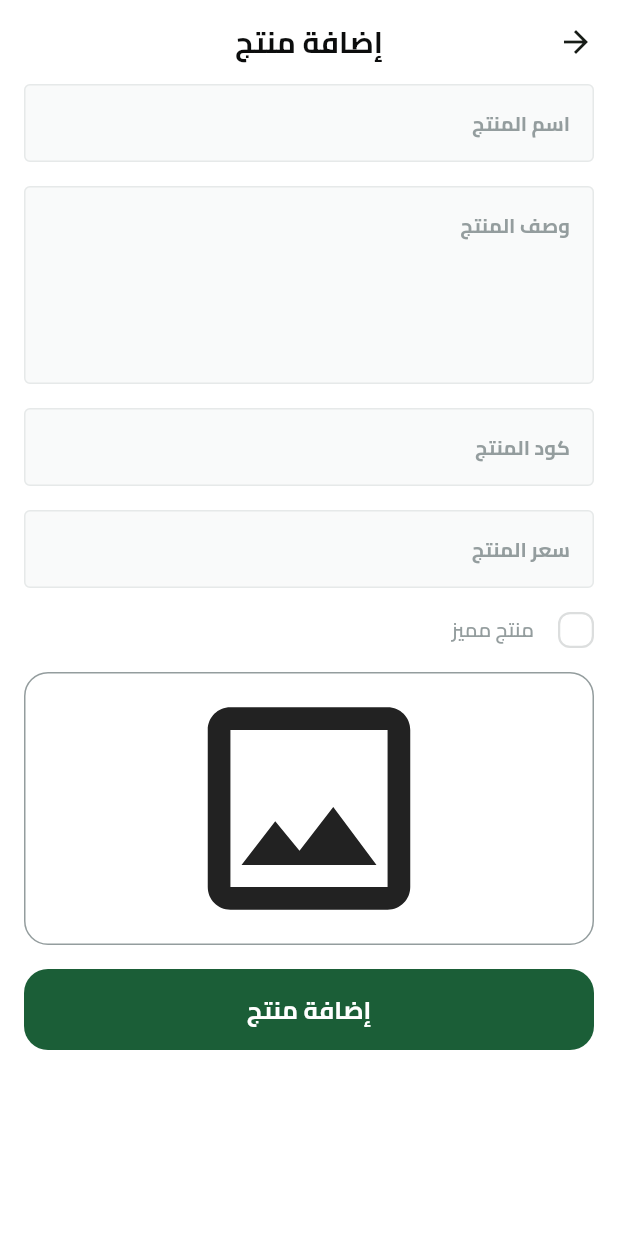
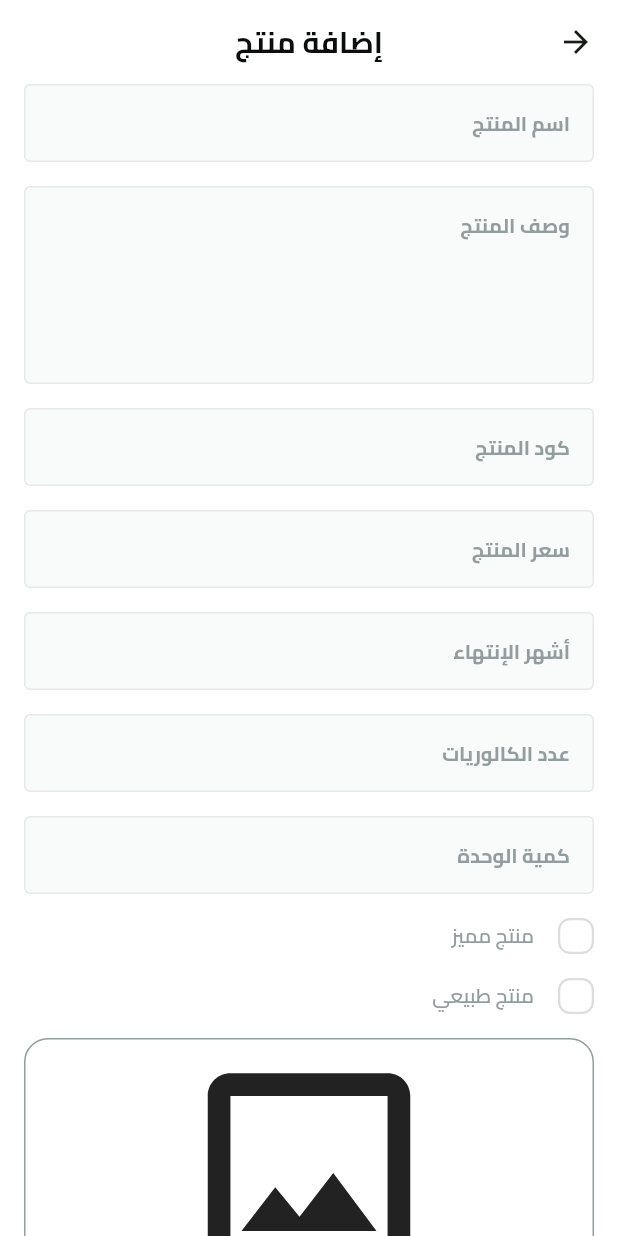
Before and after one commit to Kerofarah21/fruits_hub_dashboard, a Flutter app: the AddProductView screen opened by its route, on a phone screen of 412 x 824 dp. Run offline on Flutter 3.47's test engine with Material 3 defaults, Android fonts, the phone set to English and light mode, and no system bars; drawn by our look-alikes of modal_progress_hud_nsn, skeletonizer; our stand-ins replace cloud_firestore, dartz, firebase_core, firebase_storage, flutter_bloc, get_it and 1 more; accounts and stored records are empty; generated files the repository leaves out were written again.

Commit message:
finish product model

```diff
--- a/lib/features/add_product/data/entities/product_entity.dart
+++ b/lib/features/add_product/data/entities/product_entity.dart
@@ -1,4 +1,6 @@
 import 'dart:io';
+
+import 'review_entity.dart';
 
 class ProductEntity {
   final String name;
@@ -8,6 +10,13 @@ class ProductEntity {
   String? imagePath;
   final File image;
   final bool isFeatured;
+  final int expirationMonths;
+  final bool isOrganic;
+  final int numOfCalories;
+  final int unitAmount;
+  final num avgRating = 0;
+  final num ratingCount = 0;
+  final List<ReviewEntity> reviews;
 
   ProductEntity({
     required this.name,
@@ -17,5 +26,10 @@ class ProductEntity {
     this.imagePath,
     required this.image,
     required this.isFeatured,
+    required this.expirationMonths,
+    required this.isOrganic,
+    required this.numOfCalories,
+    required this.unitAmount,
+    required this.reviews,
   });
 }
--- /dev/null
+++ b/lib/features/add_product/data/entities/review_entity.dart
@@ -0,0 +1,15 @@
+class ReviewEntity {
+  final String name;
+  final String image;
+  final num rating;
+  final String date;
+  final String description;
+
+  ReviewEntity({
+    required this.name,
+    required this.image,
+    required this.rating,
+    required this.date,
+    required this.description,
+  });
+}
--- a/lib/features/add_product/presentation/views/widgets/add_product_view_body.dart
+++ b/lib/features/add_product/presentation/views/widgets/add_product_view_body.dart
@@ -11,6 +11,7 @@ import '../../../data/entities/product_entity.dart';
 import '../../cubits/add_product_cubit/add_product_cubit.dart';
 import 'image_field.dart';
 import 'is_featured.dart';
+import 'is_organic.dart';
 
 class AddProductViewBody extends StatefulWidget {
   const AddProductViewBody({super.key});
@@ -27,10 +28,15 @@ class _AddProductViewBodyState extends State<AddProductViewBody> {
       TextEditingController();
   final TextEditingController productCodeController = TextEditingController();
   final TextEditingController productPriceController = TextEditingController();
+  final TextEditingController expirationMonthsController =
+      TextEditingController();
+  final TextEditingController numOfCaloriesController = TextEditingController();
+  final TextEditingController unitAmountController = TextEditingController();
 
   AutovalidateMode autovalidateMode = AutovalidateMode.disabled;
 
   bool isFeatured = false;
+  bool isOrganic = false;
   File? image;
 
   @override
@@ -67,11 +73,34 @@ class _AddProductViewBodyState extends State<AddProductViewBody> {
                 hint: S.of(context).product_price,
                 keyboardType: TextInputType.number,
                 controller: productPriceController,
+                textInputAction: TextInputAction.next,
+              ),
+              CustomTextFormField(
+                hint: S.of(context).expiration_months,
+                keyboardType: TextInputType.number,
+                controller: expirationMonthsController,
+                textInputAction: TextInputAction.next,
+              ),
+              CustomTextFormField(
+                hint: S.of(context).num_of_calories,
+                keyboardType: TextInputType.number,
+                controller: numOfCaloriesController,
+                textInputAction: TextInputAction.next,
+              ),
+              CustomTextFormField(
+                hint: S.of(context).unit_amount,
+                keyboardType: TextInputType.number,
+                controller: unitAmountController,
                 textInputAction: TextInputAction.done,
               ),
               IsFeatured(
                 onChanged: (value) {
                   isFeatured = value;
+                },
+              ),
+              IsOrganic(
+                onChanged: (value) {
+                  isOrganic = value;
                 },
               ),
               ImageField(
@@ -91,6 +120,12 @@ class _AddProductViewBodyState extends State<AddProductViewBody> {
                         code: productCodeController.text,
                         price: productPriceController.text,
                         isFeatured: isFeatured,
+                        expirationMonths:
+                            int.parse(expirationMonthsController.text),
+                        numOfCalories: int.parse(numOfCaloriesController.text),
+                        unitAmount: int.parse(unitAmountController.text),
+                        isOrganic: isOrganic,
+                        reviews: [],
                       );
                       context.read<AddProductCubit>().addProduct(productEntity);
                     } else {
--- /dev/null
+++ b/lib/features/add_product/presentation/views/widgets/is_organic.dart
@@ -0,0 +1,50 @@
+import 'package:flutter/material.dart';
+
+import '../../../../../core/utils/app_colors.dart';
+import '../../../../../core/utils/app_text_styles.dart';
+import '../../../../../generated/l10n.dart';
+import 'custom_check_box.dart';
+
+class IsOrganic extends StatefulWidget {
+  const IsOrganic({
+    super.key,
+    required this.onChanged,
+  });
+
+  final ValueChanged<bool> onChanged;
+
+  @override
+  State<IsOrganic> createState() => _IsOrganicState();
+}
+
+class _IsOrganicState extends State<IsOrganic> {
+  bool isOrganic = false;
+
+  @override
+  Widget build(BuildContext context) {
+    return Row(
+      children: [
+        CustomCheckBox(
+          isChecked: isOrganic,
+          onChanged: (value) => setState(() {
+            isOrganic = value;
+            widget.onChanged(value);
+          }),
+        ),
+        const SizedBox(
+          width: 16,
+        ),
+        Flexible(
+          child: Text(
+            S.of(context).is_organic_product,
+            style: AppTextStyles.styleSemiBold(
+              context,
+              AppColors.grayScale400,
+              13,
+            ),
+          ),
+        ),
+      ],
+    );
+  }
+}
--- a/lib/l10n/intl_ar.arb
+++ b/lib/l10n/intl_ar.arb
@@ -8,5 +8,9 @@
     "product_price": "سعر المنتج",
     "is_featured_item": "منتج مميز",
     "select_image": "الرجاء اختيار صورة",
-    "product_added_successfully": "تم إضافة المنتج بنجاح"
+    "product_added_successfully": "تم إضافة المنتج بنجاح",
+    "expiration_months": "أشهر الإنتهاء",
+    "num_of_calories": "عدد الكالوريات",
+    "unit_amount": "كمية الوحدة",
+    "is_organic_product": "منتج طبيعي"
 }
--- a/lib/l10n/intl_en.arb
+++ b/lib/l10n/intl_en.arb
@@ -8,5 +8,9 @@
     "product_price": "Product Price",
     "is_featured_item": "Is Featured Item",
     "select_image": "Please Select an Image",
-    "product_added_successfully": "Product added successfully"
+    "product_added_successfully": "Product added successfully",
+    "expiration_months": "Expiration Months",
+    "num_of_calories": "Number of Calories",
+    "unit_amount": "Unit Amount",
+    "is_organic_product": "Is Organic Product"
 }
```
Also changed, not shown: lib/features/add_product/data/models/product_model.dart (+27 -0 lines), lib/features/add_product/data/models/review_model.dart (added, +45 -0 lines), lib/generated/intl/messages_ar.dart, lib/generated/intl/messages_en.dart, lib/generated/l10n.dart.
